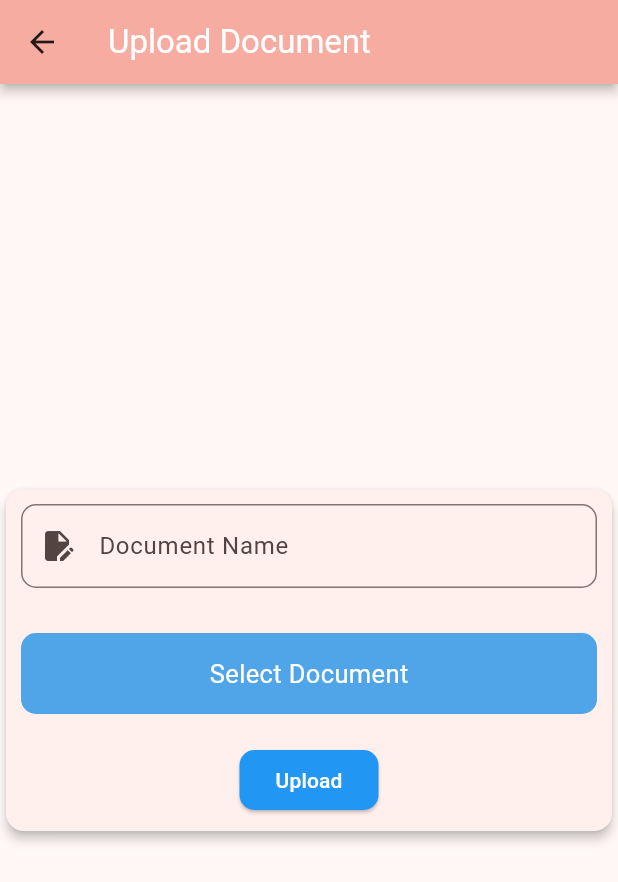
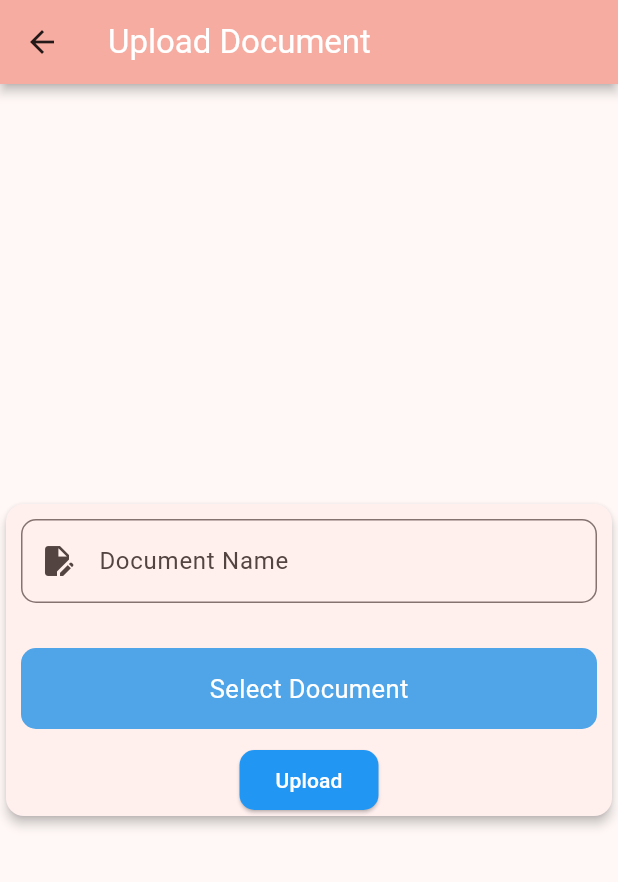
Before and after one commit to gouravpatil70/documents_store_app, a Flutter app: the UploadDocuments screen opened by its route, on a phone screen of 412 x 824 dp. Shown: the top 882 px of the screen. Run offline on Flutter 3.47's test engine with Material 3 defaults, Android fonts, the phone set to English and light mode, and no system bars; our stand-ins replace file_picker.

Commit message:
callback function passed to the elevatedButton method

```diff
--- a/lib/Screens/upload_documents_Screen.dart
+++ b/lib/Screens/upload_documents_Screen.dart
@@ -2,6 +2,7 @@ import 'dart:async';
 import 'package:documents_store_app/Screens/home_screen.dart';
 import 'package:documents_store_app/Widgets/custom_alert_dialog.dart';
 import 'package:documents_store_app/Widgets/custom_app_bar.dart';
+import 'package:documents_store_app/Widgets/custom_button.dart';
 import 'package:documents_store_app/Widgets/custom_input_box.dart';
 import 'package:flutter/material.dart';
 import 'package:file_picker/file_picker.dart';
@@ -67,24 +68,7 @@ class _UploadDocumentsState extends State<UploadDocuments> {
                 ),
 
 
-                Padding(
-                  padding: const EdgeInsets.only(top: 10.0, bottom: 10.0),
-                  child: ElevatedButton(
-                    onPressed: ()=>_uploadDocumentToDatabase(),
-                    style: ElevatedButton.styleFrom(
-                      shape: RoundedRectangleBorder(
-                        borderRadius: BorderRadius.circular(10.0),
-                      ),
-                      backgroundColor: Colors.blue,
-                    ),
-                    child: const Text(
-                      'Upload',
-                      style: TextStyle(
-                        color: Colors.white,
-                      ),
-                    )
-                  ),
-                )
+                CustomButton.customElevatedButton(context: context, buttonText: 'Upload',callBack: _uploadDocumentToDatabase),
               ],
             ),
           ),
```
Also changed, not shown: lib/Screens/modify_user_details_screen.dart (+24 -1 lines).
